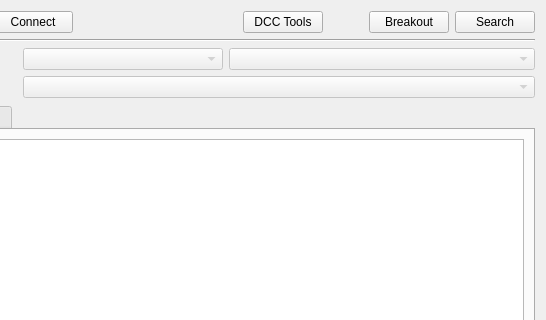
First picture: the form in module/wildchildanimation/gui/forms/maya/swing_desktop.ui, repository dearyangyu/swing, before the edit; both pictures show x 104 to 650 and y 0 to 320 of the 650 by 491 pixel window.
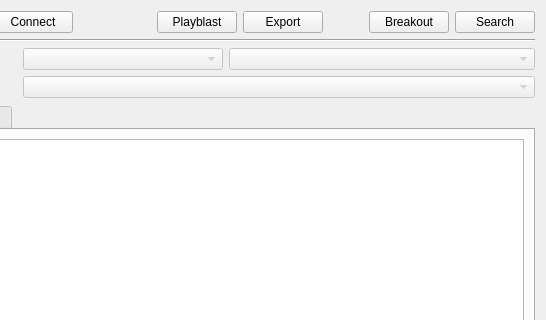
Second picture: the form after the edit.

Commit message: dcc tools

```diff
--- a/module/wildchildanimation/gui/forms/maya/swing_desktop.ui
+++ b/module/wildchildanimation/gui/forms/maya/swing_desktop.ui
@@ -50,12 +50,19 @@
       </spacer>
      </item>
      <item>
-      <widget class="QPushButton" name="pushButtonDCCTools">
+      <widget class="QPushButton" name="pushButtonPlayblast">
+       <property name="text">
+        <string>Playblast</string>
+       </property>
+      </widget>
+     </item>
+     <item>
+      <widget class="QPushButton" name="pushButtonExport">
        <property name="toolTip">
         <string>Open Swing Tools</string>
        </property>
        <property name="text">
-        <string>DCC Tools</string>
+        <string>Export</string>
        </property>
        <property name="shortcut">
         <string>F8</string>
```
The commit also changes 6 other files.
